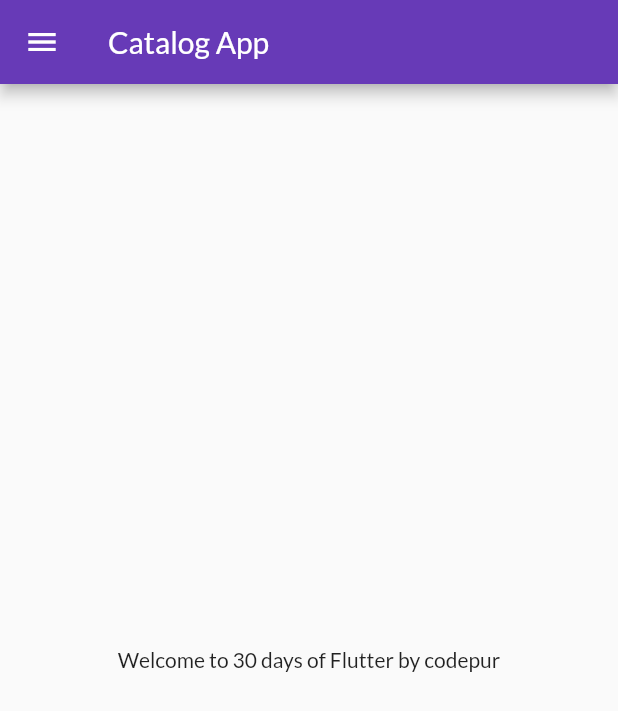
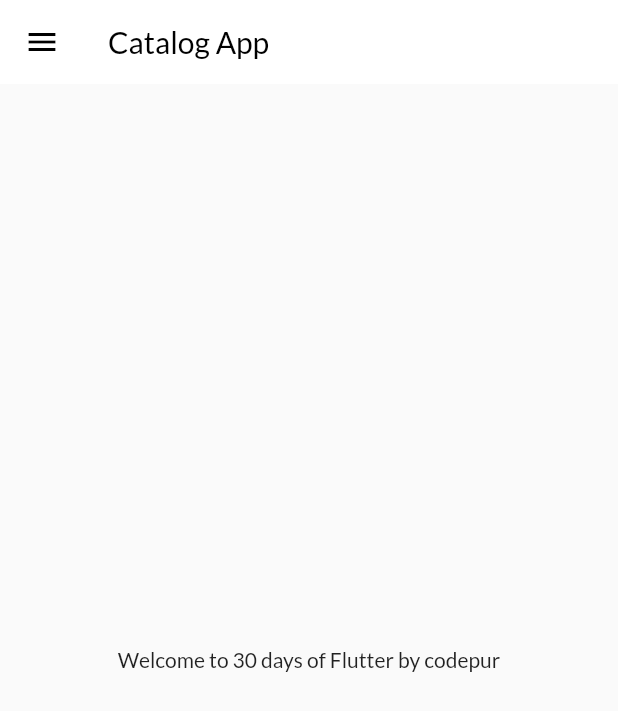
Before and after one commit to yashsharma1702/fluttercatalog, a Flutter app: the screen it shows after launch, on a phone screen of 412 x 824 dp. Shown: the top 711 px of the screen. Run offline on Flutter 3.47's test engine with Material 2 defaults, Android fonts, the phone set to English and light mode, and no system bars; our stand-ins replace google_fonts.

Commit message:
Themes Extracted

```diff
--- a/lib/main.dart
+++ b/lib/main.dart
@@ -1,8 +1,8 @@
 import 'package:flutter/material.dart';
 import 'package:fluttercatalog/utils/routes.dart';
+import 'package:fluttercatalog/widgets/themes.dart';
 import 'Pages/Login_page.dart';
 import 'Pages/Home_page.dart';
-import 'package:google_fonts/google_fonts.dart';
 
 void main() {
   runApp(MyApp());
@@ -13,11 +13,8 @@ class MyApp extends StatelessWidget {
   Widget build(BuildContext context) {
     return MaterialApp(
       themeMode: ThemeMode.light,
-      theme: ThemeData(
-        primarySwatch: Colors.deepPurple,
-        fontFamily: GoogleFonts.lato().fontFamily,
-      ),
-      darkTheme: ThemeData(brightness: Brightness.dark),
+      theme: MyTheme.LightTheme(context),
+      darkTheme: MyTheme.darkTheme(context),
       debugShowCheckedModeBanner: false,
       initialRoute: MyRoutes.homeRoute,
       routes: {
--- /dev/null
+++ b/lib/widgets/themes.dart
@@ -0,0 +1,18 @@
+import 'package:flutter/material.dart';
+import 'package:google_fonts/google_fonts.dart';
+
+class MyTheme {
+  static ThemeData LightTheme(BuildContext context) => ThemeData(
+        primarySwatch: Colors.deepPurple,
+        fontFamily: GoogleFonts.lato().fontFamily,
+        appBarTheme: AppBarTheme(
+          color: Colors.white,
+          elevation: 0.0,
+          iconTheme: IconThemeData(color: Colors.black),
+          foregroundColor: Colors.black,
+        ),
+      );
+  static ThemeData darkTheme(BuildContext context) => ThemeData(
+        brightness: Brightness.dark,
+      );
+}
```
